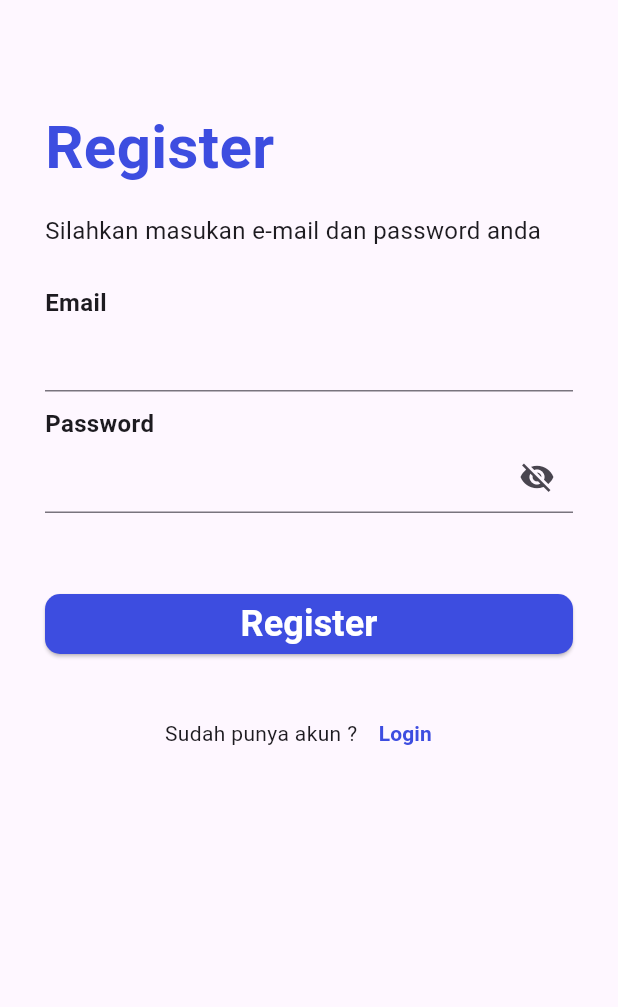
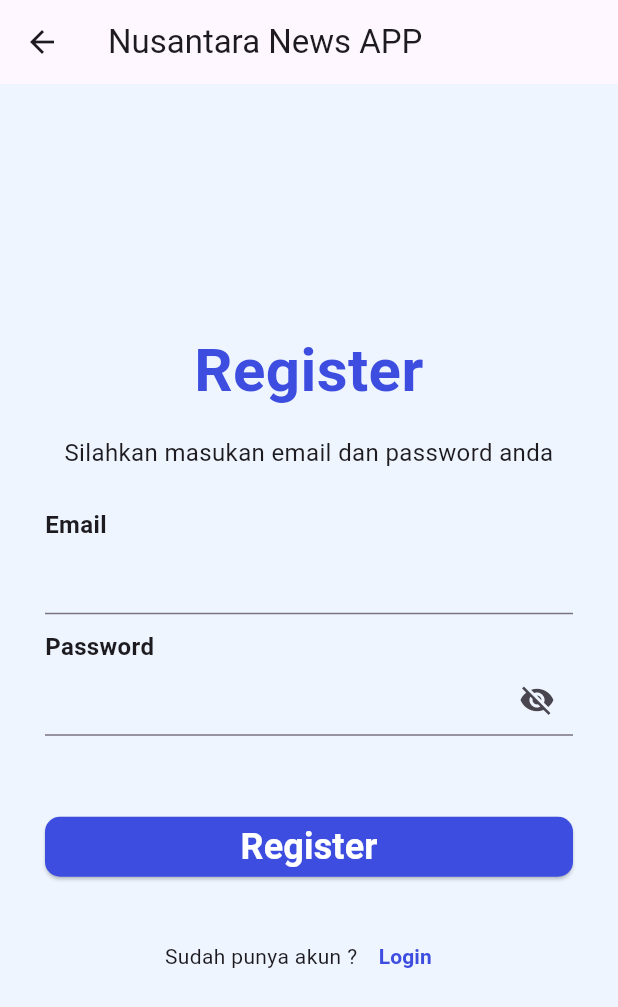
Before and after one commit to aldisakti2/Nusantara-News-App, a Flutter app: the screen it shows after launch, after a tap on "Daftar", on a phone screen of 412 x 824 dp. Shown: the top 1007 px of the screen. Run offline on Flutter 3.47's test engine with Material 3 defaults, Android fonts, the phone set to English and light mode, and no system bars; our stand-ins replace bloc, firebase_auth, firebase_core, flutter_bloc, google_fonts, google_sign_in and 1 more; accounts and stored records are empty; network calls fail.

Commit message:
ubah tampilan login dan register

```diff
--- a/lib/pages/login_page.dart
+++ b/lib/pages/login_page.dart
@@ -13,7 +13,7 @@ class LoginPage extends StatelessWidget {
   @override
   Widget build(BuildContext context) {
     return Scaffold(
-      backgroundColor: kBgColor, // Set background color to blue
+      backgroundColor: kBgColor,
       appBar: AppBar(
         title: const Text('Nusantara News APP'),
       ),
@@ -22,7 +22,7 @@ class LoginPage extends StatelessWidget {
           padding: const EdgeInsets.all(16.0),
           child: BlocProvider(
             create: (context) => LoginCubit(),
-            child: LoginPage(),
+            child: const LoginScreen(),
           ),
         ),
       ),
@@ -45,6 +45,10 @@ class _LoginScreenState extends State<LoginScreen> {
   @override
   Widget build(BuildContext context) {
     return Scaffold(
+      backgroundColor: kBgColor,
+      appBar: AppBar(
+        title: const Text('Nusantara News APP'),
+      ),
       body: BlocListener<LoginCubit, LoginState>(
         listener: (context, state) {
           if (state is LoginLoading) {
@@ -61,7 +65,6 @@ class _LoginScreenState extends State<LoginScreen> {
               ));
           }
           if (state is LoginSuccess) {
-            // context.read<AuthCubit>().loggedIn();
             ScaffoldMessenger.of(context)
               ..hideCurrentSnackBar()
               ..showSnackBar(SnackBar(
@@ -71,12 +74,15 @@ class _LoginScreenState extends State<LoginScreen> {
             Navigator.pushNamedAndRemoveUntil(context, rMain, (route) => false);
           }
         },
+        child: Center(
           child: Container(
             margin: const EdgeInsets.symmetric(horizontal: 30, vertical: 70),
             child: ListView(
+              shrinkWrap: true,
               children: [
                 const Text(
                   "Login",
+                  textAlign: TextAlign.center,
                   style: TextStyle(
                       fontSize: 40,
                       fontWeight: FontWeight.bold,
@@ -87,6 +93,7 @@ class _LoginScreenState extends State<LoginScreen> {
                 ),
                 const Text(
                   "Silahkan masukan email dan password anda",
+                  textAlign: TextAlign.center,
                   style: TextStyle(
                     fontSize: 16,
                   ),
@@ -145,8 +152,7 @@ class _LoginScreenState extends State<LoginScreen> {
                           color: Colors.white),
                     )),
                 Row(
-                mainAxisAlignment:
-                    MainAxisAlignment.center, // Menengahkan elemen horizontal
+                  mainAxisAlignment: MainAxisAlignment.center,
                   children: [
                     const Text("Belum punya akun ?"),
                     TextButton(
@@ -165,6 +171,7 @@ class _LoginScreenState extends State<LoginScreen> {
             ),
           ),
         ),
+      ),
     );
   }
 }
--- a/lib/pages/register.dart
+++ b/lib/pages/register.dart
@@ -2,9 +2,10 @@ import 'package:flutter/material.dart';
 import 'package:flutter_bloc/flutter_bloc.dart';
 import 'package:nusantara_news_app/bloc/register/register_cubit.dart';
 import 'package:nusantara_news_app/utils/routes.dart';
+import 'package:nusantara_news_app/styles/colors.dart';
 
 class RegisterScreen extends StatefulWidget {
-  static var nameRoute;
+  static const String nameRoute = '/register';
 
   const RegisterScreen({Key? key}) : super(key: key);
 
@@ -16,15 +17,20 @@ class _RegisterScreenState extends State<RegisterScreen> {
   final emailEdc = TextEditingController();
   final passEdc = TextEditingController();
   bool passInvisible = false;
+
   @override
   Widget build(BuildContext context) {
     return Scaffold(
+      backgroundColor: kBgColor,
+      appBar: AppBar(
+        title: const Text('Nusantara News APP'),
+      ),
       body: BlocListener<RegisterCubit, RegisterState>(
         listener: (context, state) {
           if (state is RegisterLoading) {
             ScaffoldMessenger.of(context)
               ..hideCurrentSnackBar()
-              ..showSnackBar(SnackBar(content: Text('Loading..')));
+              ..showSnackBar(const SnackBar(content: Text('Loading..')));
           }
           if (state is RegisterFailure) {
             ScaffoldMessenger.of(context)
@@ -35,7 +41,6 @@ class _RegisterScreenState extends State<RegisterScreen> {
               ));
           }
           if (state is RegisterSuccess) {
-            // context.read<AuthCubit>().loggedIn();
             ScaffoldMessenger.of(context)
               ..hideCurrentSnackBar()
               ..showSnackBar(SnackBar(
@@ -46,40 +51,44 @@ class _RegisterScreenState extends State<RegisterScreen> {
                 context, rLogin, (route) => false);
           }
         },
+        child: Center(
           child: Container(
-          margin: EdgeInsets.symmetric(horizontal: 30, vertical: 70),
+            margin: const EdgeInsets.symmetric(horizontal: 30, vertical: 70),
             child: ListView(
+              shrinkWrap: true,
               children: [
-              Text(
+                const Text(
                   "Register",
+                  textAlign: TextAlign.center,
                   style: TextStyle(
                       fontSize: 40,
                       fontWeight: FontWeight.bold,
                       color: Color(0xff3D4DE0)),
                 ),
-              SizedBox(
+                const SizedBox(
                   height: 15,
                 ),
-              Text(
-                "Silahkan masukan e-mail dan password anda",
+                const Text(
+                  "Silahkan masukan email dan password anda",
+                  textAlign: TextAlign.center,
                   style: TextStyle(
                     fontSize: 16,
                   ),
                 ),
-              SizedBox(
+                const SizedBox(
                   height: 25,
                 ),
-              Text(
+                const Text(
                   "Email",
                   style: TextStyle(fontSize: 16, fontWeight: FontWeight.bold),
                 ),
                 TextFormField(
                   controller: emailEdc,
                 ),
-              SizedBox(
+                const SizedBox(
                   height: 10,
                 ),
-              Text(
+                const Text(
                   "Password",
                   style: TextStyle(fontSize: 16, fontWeight: FontWeight.bold),
                 ),
@@ -92,47 +101,44 @@ class _RegisterScreenState extends State<RegisterScreen> {
                           : Icons.visibility_off),
                       onPressed: () {
                         setState(() {
-                        passInvisible =
-                            !passInvisible; // Toggle _isPasswordVisible ketika ikon mata ditekan
+                          passInvisible = !passInvisible;
                         });
                       },
                     ),
                   ),
-                obscureText:
-                    !passInvisible, // Atur obscureText berdasarkan _isPasswordVisible
+                  obscureText: !passInvisible,
                 ),
-              SizedBox(
+                const SizedBox(
                   height: 50,
                 ),
                 ElevatedButton(
                     onPressed: () {
-                    context
-                        .read<RegisterCubit>()
-                        .register(email: emailEdc.text, password: passEdc.text);
+                      context.read<RegisterCubit>().register(
+                          email: emailEdc.text, password: passEdc.text);
                     },
                     style: ElevatedButton.styleFrom(
-                      backgroundColor: Color(0xff3D4DE0),
+                        backgroundColor: const Color(0xff3D4DE0),
                         shape: RoundedRectangleBorder(
                             borderRadius: BorderRadius.circular(10))),
-                  child: Text(
+                    child: const Text(
                       "Register",
                       style: TextStyle(
                           fontWeight: FontWeight.bold,
                           fontSize: 24,
                           color: Colors.white),
                     )),
-              SizedBox(
+                const SizedBox(
                   height: 25,
                 ),
                 Row(
                   mainAxisAlignment: MainAxisAlignment.center,
                   children: [
-                  Text("Sudah punya akun ?"),
+                    const Text("Sudah punya akun ?"),
                     TextButton(
                         onPressed: () {
                           Navigator.pushNamed(context, '/login');
                         },
-                      child: Text(
+                        child: const Text(
                           "Login",
                           style: TextStyle(
                               fontWeight: FontWeight.bold,
@@ -144,6 +150,7 @@ class _RegisterScreenState extends State<RegisterScreen> {
             ),
           ),
         ),
+      ),
     );
   }
 }
--- a/lib/utils/routes.dart
+++ b/lib/utils/routes.dart
@@ -11,7 +11,7 @@ Route? generateRoute(RouteSettings settings) {
   final _args = settings.arguments;
   switch (settings.name) {
     case rLogin:
-      _route = _pageRoute(body: LoginScreen(), settings: settings);
+      _route = _pageRoute(body: LoginPage(), settings: settings);
       break;
     case rRegister:
       _route = _pageRoute(body: RegisterScreen(), settings: settings);
```
Also changed, not shown: 1 other file. Lines whose indentation alone changed are shown as unchanged.
